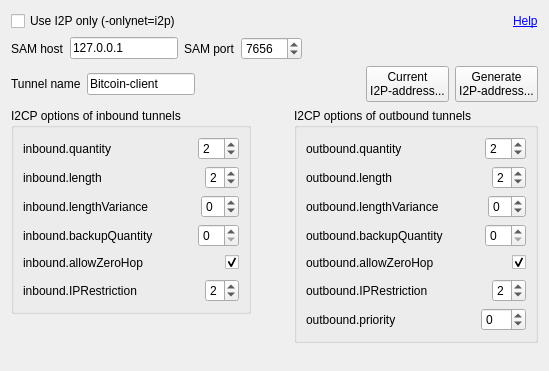
The window that src/qt/forms/i2poptionswidget.ui (Anoncoin/anoncoin) describes before a commit, drawn with Qt 5.
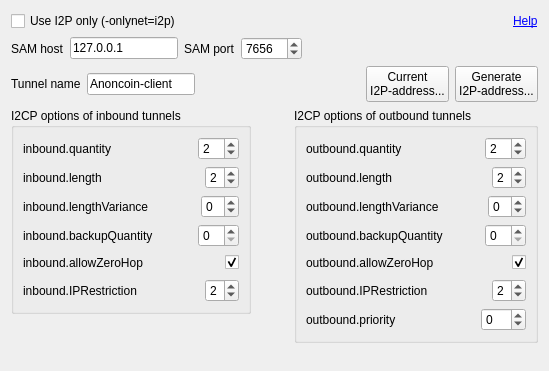
The same window after the commit.

Commit message: GUI tweaks for darknet mode

What changed in the file:
```diff
--- a/src/qt/forms/i2poptionswidget.ui
+++ b/src/qt/forms/i2poptionswidget.ui
@@ -138,7 +138,7 @@
         </size>
        </property>
        <property name="text">
-        <string>Bitcoin-client</string>
+        <string>Anoncoin-client</string>
        </property>
       </widget>
      </item>
```
The commit also changes 5 other files.
